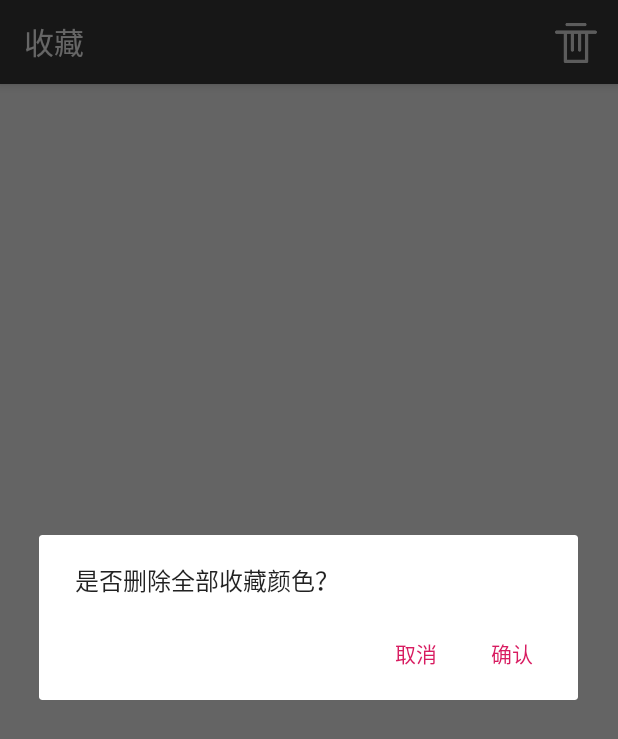
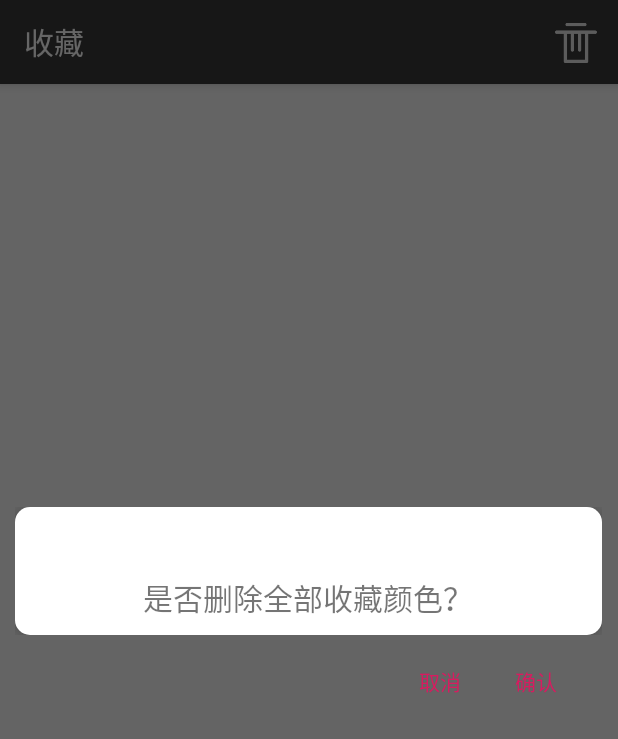
Before and after one commit to LoneStarFateZero/ChineseColor, an Android app: the FavoriteActivity screen opened directly, with no data from a screen before it, after a tap on "清除全部", on a phone screen of 412 x 824 dp. Shown: the top 739 px of the screen. Run offline under Robolectric (Android 15) with nearby library versions, the phone set to English and light mode, and no system bars; libraries missing offline, so code that uses them is left out: com.daimajia.androidanimations, org.litepal; 5 statements that could not run were skipped.

Commit message:
删除对话框改进测试

```diff
--- a/app/src/main/java/pers/lonestar/chinesecolor/activities/FavoriteActivity.java
+++ b/app/src/main/java/pers/lonestar/chinesecolor/activities/FavoriteActivity.java
@@ -1,6 +1,5 @@
 package pers.lonestar.chinesecolor.activities;
 
-import android.content.DialogInterface;
 import android.content.SharedPreferences;
 import android.graphics.drawable.ColorDrawable;
 import android.os.Bundle;
@@ -11,16 +10,15 @@ import org.litepal.LitePal;
 
 import java.util.List;
 
-import androidx.appcompat.app.AlertDialog;
 import androidx.appcompat.app.AppCompatActivity;
 import androidx.recyclerview.widget.LinearLayoutManager;
 import androidx.recyclerview.widget.RecyclerView;
 import pers.lonestar.chinesecolor.R;
 import pers.lonestar.chinesecolor.adapter.FavoriteColorAdapter;
 import pers.lonestar.chinesecolor.colorclass.Color;
+import pers.lonestar.chinesecolor.dialog.MyDialogFragment;
 
-public class FavoriteActivity extends AppCompatActivity {
-    private static final String TAG = "FavoriteActivity";
+public class FavoriteActivity extends AppCompatActivity implements MyDialogFragment.ConfirmListener {
     private List<Color> colorList;
     private RecyclerView recyclerView;
 
@@ -65,36 +63,28 @@ public class FavoriteActivity extends AppCompatActivity {
     @Override
     public boolean onOptionsItemSelected(MenuItem item) {
         switch (item.getItemId()) {
-            case R.id.clear:
-                AlertDialog.Builder dialog = new AlertDialog.Builder(this);
-                dialog.setMessage("是否删除全部收藏颜色？");
-                dialog.setCancelable(true);
-                dialog.setPositiveButton("确认", new DialogInterface.OnClickListener() {
-                    @Override
-                    public void onClick(DialogInterface dialog, int which) {
-                        RecyclerView.Adapter adapter;
-                        if ((adapter = recyclerView.getAdapter()) != null) {
-                            for (int i = 0; i < colorList.size(); i++) {
-                                /*
-                                 之前的异常是因为
-                                 adapter.notifyItemRemoved(i);
-                                  会越界
-                                  类似堆栈不断弹出顶部，保持position为0就可以
-                                  顶部position始终为0
-                                 */
-                                adapter.notifyItemRemoved(0);
-                            }
-                        }
-                        for (Color color : colorList) {
-                            color.delete();
-                        }
-                        colorList.clear();
-                    }
-                });
-                dialog.setNegativeButton("取消", null);
-                dialog.show();
+            case R.id.delete:
+                MyDialogFragment dialogFragment = new MyDialogFragment();
+                dialogFragment.show(getSupportFragmentManager(), "MyDialog");
                 break;
         }
         return true;
     }
+
+
+    @Override
+    public void confirmDelete() {
+        if (recyclerView.getAdapter() != null) {
+            for (int i = 0; i < colorList.size(); i++) {
+                /*之前的异常是因为adapter.notifyItemRemoved(i);
+                会越界，类似堆栈不断弹出顶部，
+                保持position为0就可以顶部position始终为0*/
+                recyclerView.getAdapter().notifyItemRemoved(0);
+            }
+        }
+        for (Color color : colorList) {
+            color.delete();
+        }
+        colorList.clear();
+    }
 }
--- /dev/null
+++ b/app/src/main/java/pers/lonestar/chinesecolor/dialog/MyDialogFragment.java
@@ -0,0 +1,47 @@
+package pers.lonestar.chinesecolor.dialog;
+
+import android.app.Dialog;
+import android.content.DialogInterface;
+import android.graphics.Color;
+import android.graphics.drawable.ColorDrawable;
+import android.os.Bundle;
+import android.view.LayoutInflater;
+import android.view.View;
+import android.view.ViewGroup;
+
+import androidx.annotation.NonNull;
+import androidx.annotation.Nullable;
+import androidx.appcompat.app.AlertDialog;
+import androidx.fragment.app.DialogFragment;
+import pers.lonestar.chinesecolor.R;
+
+public class MyDialogFragment extends DialogFragment {
+    public interface ConfirmListener {
+        void confirmDelete();
+    }
+
+    @Nullable
+    @Override
+    public View onCreateView(@NonNull LayoutInflater inflater, @Nullable ViewGroup container, @Nullable Bundle savedInstanceState) {
+        //设置背景透明
+        getDialog().getWindow().setBackgroundDrawable(new ColorDrawable(Color.TRANSPARENT));
+        return super.onCreateView(inflater, container, savedInstanceState);
+    }
+
+    @NonNull
+    @Override
+    public Dialog onCreateDialog(@Nullable Bundle savedInstanceState) {
+        AlertDialog.Builder builder = new AlertDialog.Builder(getActivity());
+        View view = LayoutInflater.from(getActivity()).inflate(R.layout.dialog_delete, null);
+        builder.setView(view).setNegativeButton("取消", null).setPositiveButton("确认", new DialogInterface.OnClickListener() {
+            @Override
+            public void onClick(DialogInterface dialog, int which) {
+                ConfirmListener confirmListener = (ConfirmListener) getActivity();
+                if (confirmListener != null) {
+                    confirmListener.confirmDelete();
+                }
+            }
+        });
+        return builder.create();
+    }
+}
--- a/app/src/main/res/layout/activity_about.xml
+++ b/app/src/main/res/layout/activity_about.xml
@@ -2,7 +2,7 @@
 <LinearLayout xmlns:android="http://schemas.android.com/apk/res/android"
     android:layout_width="match_parent"
     android:layout_height="match_parent"
-    android:background="@drawable/background"
+    android:background="#FAFAFA"
     android:orientation="vertical"
     android:padding="30dp">
 
--- /dev/null
+++ b/app/src/main/res/layout/dialog_delete.xml
@@ -0,0 +1,25 @@
+<?xml version="1.0" encoding="utf-8"?>
+<LinearLayout xmlns:android="http://schemas.android.com/apk/res/android"
+    android:layout_width="300dp"
+    android:layout_height="wrap_content"
+    android:layout_marginStart="50dp"
+    android:layout_marginEnd="50dp"
+    android:background="@drawable/rounded_background"
+    android:backgroundTintMode="src_in"
+    android:baselineAligned="false"
+    android:clickable="true"
+    android:elevation="5dp"
+    android:focusable="true"
+    android:foreground="?android:attr/selectableItemBackground"
+    android:orientation="vertical"
+    android:padding="10dp">
+
+    <TextView
+        android:layout_width="match_parent"
+        android:layout_height="wrap_content"
+        android:layout_marginTop="35dp"
+        android:fontFamily="@font/myfont"
+        android:gravity="center_horizontal"
+        android:text="是否删除全部收藏颜色？"
+        android:textSize="20sp" />
+</LinearLayout>
--- a/app/src/main/res/menu/favorite.xml
+++ b/app/src/main/res/menu/favorite.xml
@@ -2,7 +2,7 @@
 <menu xmlns:android="http://schemas.android.com/apk/res/android"
     xmlns:app="http://schemas.android.com/apk/res-auto">
     <item
-        android:id="@+id/clear"
+        android:id="@+id/delete"
         android:icon="@drawable/clear"
         android:title="清除全部"
         app:showAsAction="always" />
```
Also changed, not shown: app/src/main/res/drawable-v24/dialog_background.png (added).
